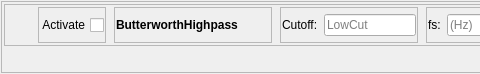
Above: rena/ui/dsp_ui/ButterworthHighPassFilterWidget.ui from PhysioLabXR/PhysioLabXR-Community before the change; both pictures show x 0 to 480 and y 0 to 74 of the 730 by 74 pixel window. Below: the same form after it.
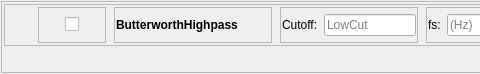
That is the form after the change.

Commit message: remove Activate

What changed in the file:
```diff
--- a/rena/ui/dsp_ui/ButterworthHighPassFilterWidget.ui
+++ b/rena/ui/dsp_ui/ButterworthHighPassFilterWidget.ui
@@ -168,13 +168,13 @@
                   <property name="bottomMargin">
                    <number>1</number>
                   </property>
-                  <item>
+                  <item alignment="Qt::AlignHCenter|Qt::AlignVCenter">
                    <widget class="QCheckBox" name="ActivateDataProcessorCheckbox">
                     <property name="layoutDirection">
                      <enum>Qt::RightToLeft</enum>
                     </property>
                     <property name="text">
-                     <string>Activate</string>
+                     <string/>
                     </property>
                    </widget>
                   </item>
```
The commit also changes 5 other files.
